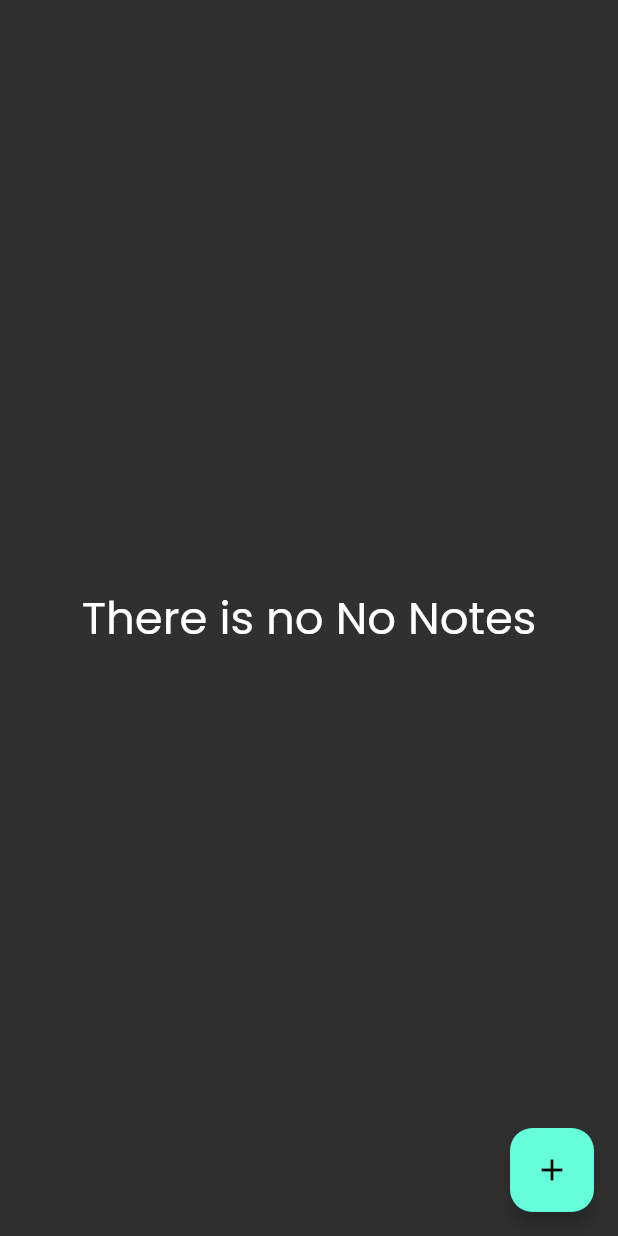
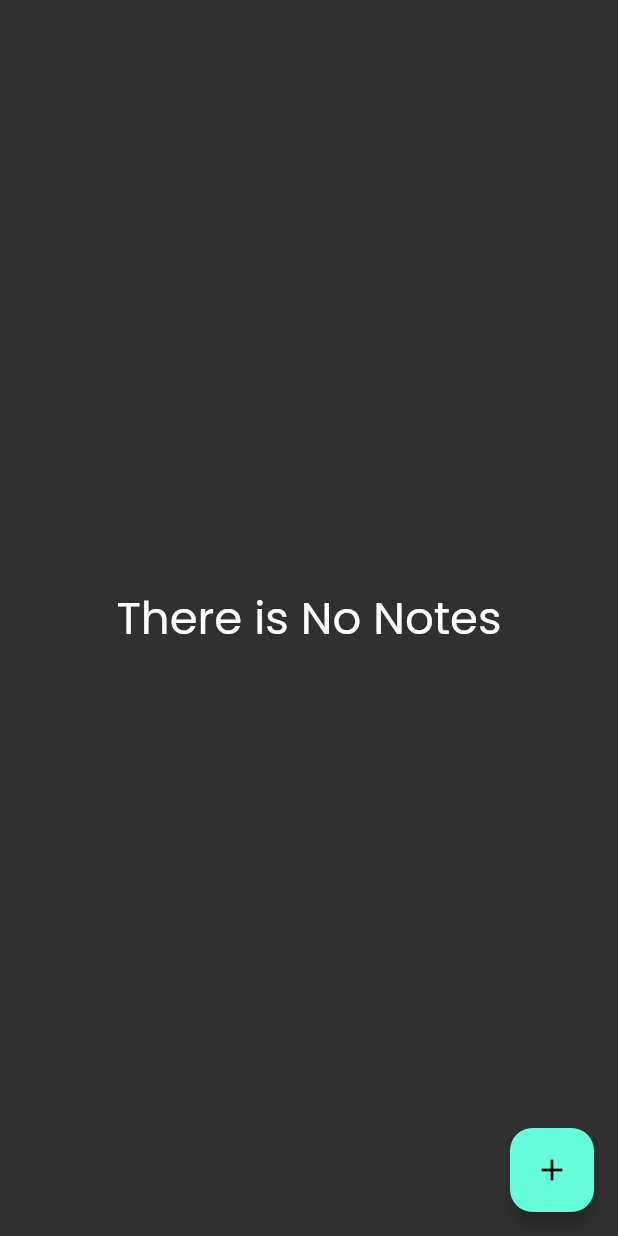
Before and after one commit to AmerDje/nota_flow_app, a Flutter app: the screen it shows after launch, on a phone screen of 412 x 824 dp. Run offline on Flutter 3.47's test engine with Material 2 defaults, Android fonts, the phone set to English and light mode, and no system bars; our stand-ins replace flutter_bloc, flutter_colorpicker, font_awesome_flutter, hive, hive_flutter; accounts and stored records are empty.

Commit message:
notaFlow app done

```diff
--- a/lib/features/home/presentation/views/widgets/notes_list_view.dart
+++ b/lib/features/home/presentation/views/widgets/notes_list_view.dart
@@ -16,7 +16,7 @@ class NotesListView extends StatelessWidget {
         if (notesList!.isEmpty) {
           return const Center(
             child: Text(
-              "There is no No Notes",
+              "There is No Notes",
               style: TextStyle(fontSize: 30, fontWeight: FontWeight.normal),
             ),
           );
```
